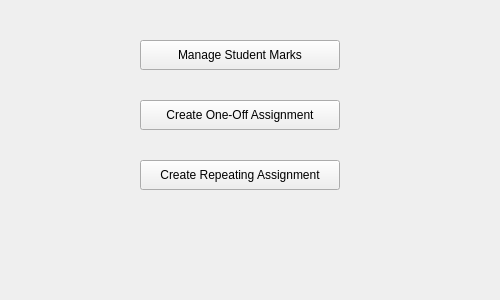
First picture: the form in src/ui/handin_lecturer_main_window.ui, repository healyp/handin, before the edit.
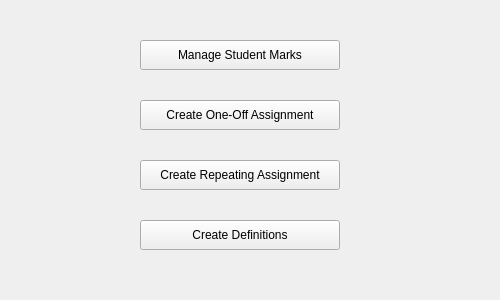
Second picture: the form after the edit.

Commit message: added functionality for lecturers to create a definitions file

The edit to the form file:
```diff
--- a/src/ui/handin_lecturer_main_window.ui
+++ b/src/ui/handin_lecturer_main_window.ui
@@ -65,6 +65,19 @@
      <string>Create Repeating Assignment</string>
     </property>
    </widget>
+   <widget class="QPushButton" name="pushButton_4">
+    <property name="geometry">
+     <rect>
+      <x>140</x>
+      <y>220</y>
+      <width>200</width>
+      <height>30</height>
+     </rect>
+    </property>
+    <property name="text">
+     <string>Create Definitions</string>
+    </property>
+   </widget>
   </widget>
  </widget>
  <resources/>
```
The commit also changes 21 other files.
